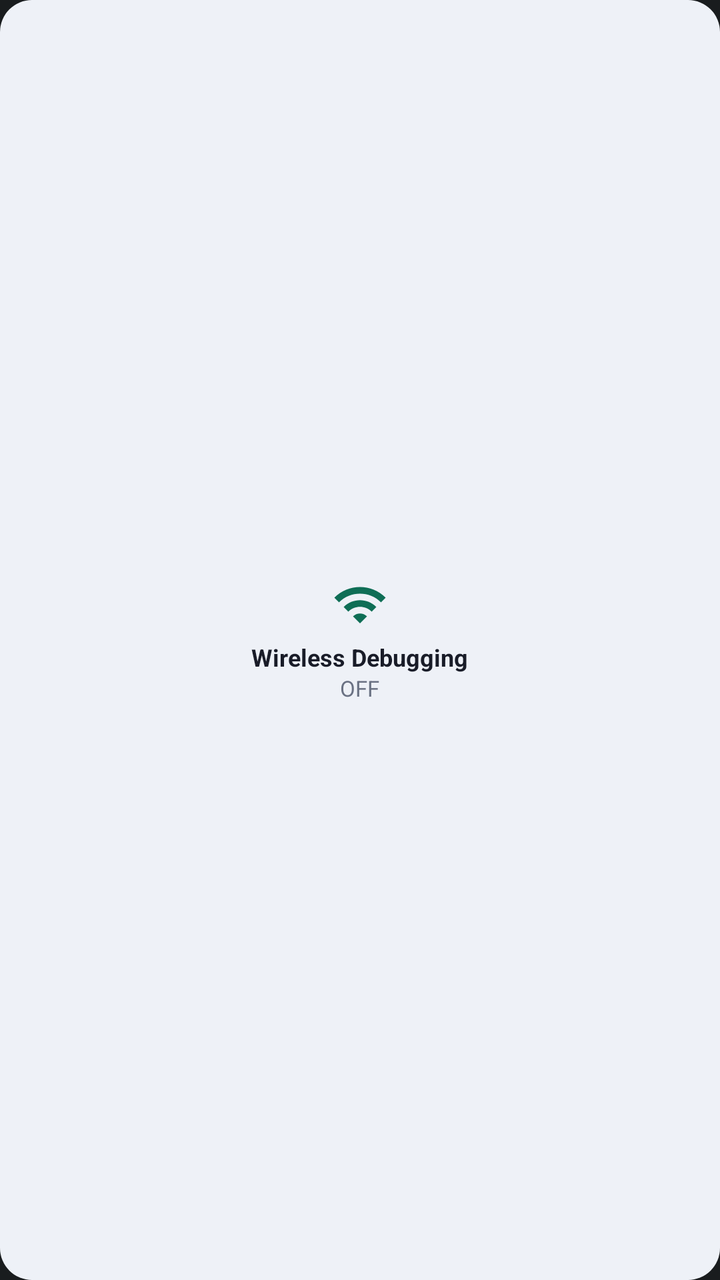
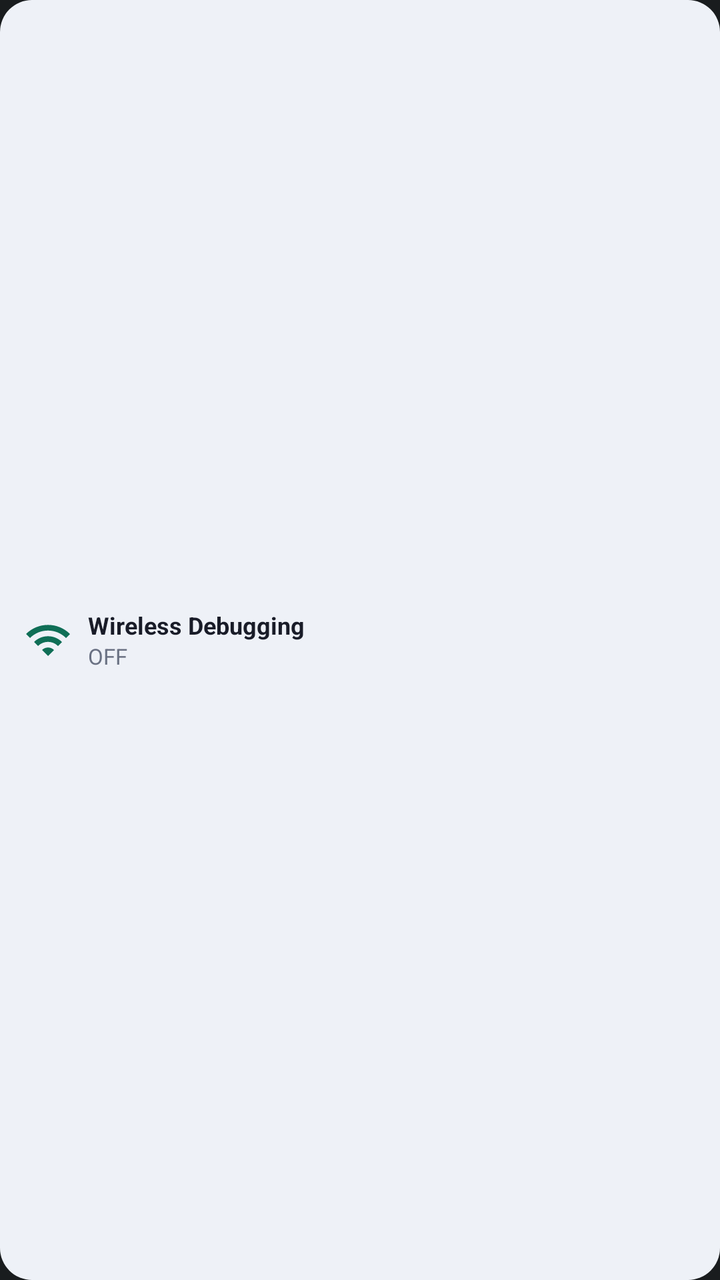

Before-and-after screenshots of an Android layout around one commit, followed by the original layout XML and the change that was made.
<!-- AndroidManifest.xml: application theme android:Theme.DeviceDefault.NoActionBar -->
<!-- res/layout/widget_preview_wireless_debugging.xml -->
<?xml version="1.0" encoding="utf-8"?>
<LinearLayout xmlns:android="http://schemas.android.com/apk/res/android"
    android:layout_width="match_parent"
    android:layout_height="match_parent"
    android:background="@drawable/widget_preview_bg"
    android:gravity="center"
    android:orientation="vertical"
    android:padding="8dp">

    <ImageView
        android:layout_width="28dp"
        android:layout_height="28dp"
        android:contentDescription="@string/label_wireless_debugging"
        android:src="@drawable/ic_wifi"
        android:tint="#0F6E56" />

    <TextView
        android:layout_width="wrap_content"
        android:layout_height="wrap_content"
        android:layout_marginTop="4dp"
        android:text="@string/label_wireless_debugging"
        android:textColor="#191C28"
        android:textSize="12sp"
        android:textStyle="bold" />

    <TextView
        android:layout_width="wrap_content"
        android:layout_height="wrap_content"
        android:text="@string/toggle_off"
        android:textColor="#6A7183"
        android:textSize="11sp" />
</LinearLayout>
<!-- resources referenced by this layout -->
<resources>
  <!-- drawable ic_wifi (drawable) -->
  <vector xmlns:android="http://schemas.android.com/apk/res/android"
      android:width="24dp"
      android:height="24dp"
      android:viewportWidth="24"
      android:viewportHeight="24">
      <path
          android:fillColor="@android:color/white"
          android:pathData="M1,9l2,2c4.97,-4.97 13.03,-4.97 18,0l2,-2C16.93,2.93 7.08,2.93 1,9zM9,17l3,3 3,-3c-1.65,-1.66 -4.34,-1.66 -6,0zM5,13l2,2c2.76,-2.76 7.24,-2.76 10,0l2,-2C15.14,9.14 8.87,9.14 5,13z" />
  </vector>
  <!-- drawable widget_preview_bg (drawable) -->
  <shape xmlns:android="http://schemas.android.com/apk/res/android"
      android:shape="rectangle">
      <corners android:radius="16dp" />
      <solid android:color="#FFEEF1F7" />
  </shape>
  <string name="label_wireless_debugging">Wireless Debugging</string>
  <string name="toggle_off">OFF</string>
</resources>

<!-- the commit's change to res/layout/widget_preview_wireless_debugging.xml (unified diff, before → after) -->
@@ -3,30 +3,36 @@
     android:layout_width="match_parent"
     android:layout_height="match_parent"
     android:background="@drawable/widget_preview_bg"
-    android:gravity="center"
-    android:orientation="vertical"
-    android:padding="8dp">
+    android:gravity="center_vertical"
+    android:orientation="horizontal"
+    android:padding="12dp">
 
     <ImageView
-        android:layout_width="28dp"
-        android:layout_height="28dp"
+        android:layout_width="24dp"
+        android:layout_height="24dp"
         android:contentDescription="@string/label_wireless_debugging"
         android:src="@drawable/ic_wifi"
         android:tint="#0F6E56" />
 
-    <TextView
+    <LinearLayout
         android:layout_width="wrap_content"
         android:layout_height="wrap_content"
-        android:layout_marginTop="4dp"
-        android:text="@string/label_wireless_debugging"
-        android:textColor="#191C28"
-        android:textSize="12sp"
-        android:textStyle="bold" />
+        android:layout_marginStart="8dp"
+        android:orientation="vertical">
 
-    <TextView
-        android:layout_width="wrap_content"
-        android:layout_height="wrap_content"
-        android:text="@string/toggle_off"
-        android:textColor="#6A7183"
-        android:textSize="11sp" />
+        <TextView
+            android:layout_width="wrap_content"
+            android:layout_height="wrap_content"
+            android:text="@string/label_wireless_debugging"
+            android:textColor="#191C28"
+            android:textSize="12sp"
+            android:textStyle="bold" />
+
+        <TextView
+            android:layout_width="wrap_content"
+            android:layout_height="wrap_content"
+            android:text="@string/toggle_off"
+            android:textColor="#6A7183"
+            android:textSize="11sp" />
+    </LinearLayout>
 </LinearLayout>
